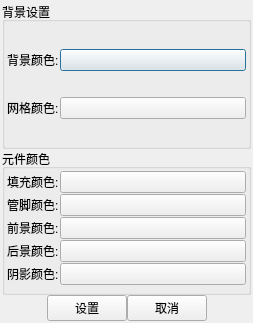
rcswhuang/rule, file bgprop.ui: the form before one commit.
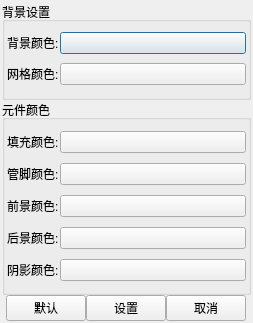
The form after the commit.

Diff of the .ui file:
```diff
--- a/bgprop.ui
+++ b/bgprop.ui
@@ -13,7 +13,7 @@
   <property name="windowTitle">
    <string>背景设置</string>
   </property>
-  <layout class="QVBoxLayout" name="verticalLayout_3">
+  <layout class="QVBoxLayout" name="verticalLayout_3" stretch="2,4,1">
    <property name="spacing">
     <number>0</number>
    </property>
@@ -218,6 +218,13 @@
        </property>
       </spacer>
      </item>
+     <item>
+      <widget class="QPushButton" name="defaultBtn">
+       <property name="text">
+        <string>默认</string>
+       </property>
+      </widget>
+     </item>
      <item>
       <widget class="QPushButton" name="setBtn">
        <property name="text">
```
